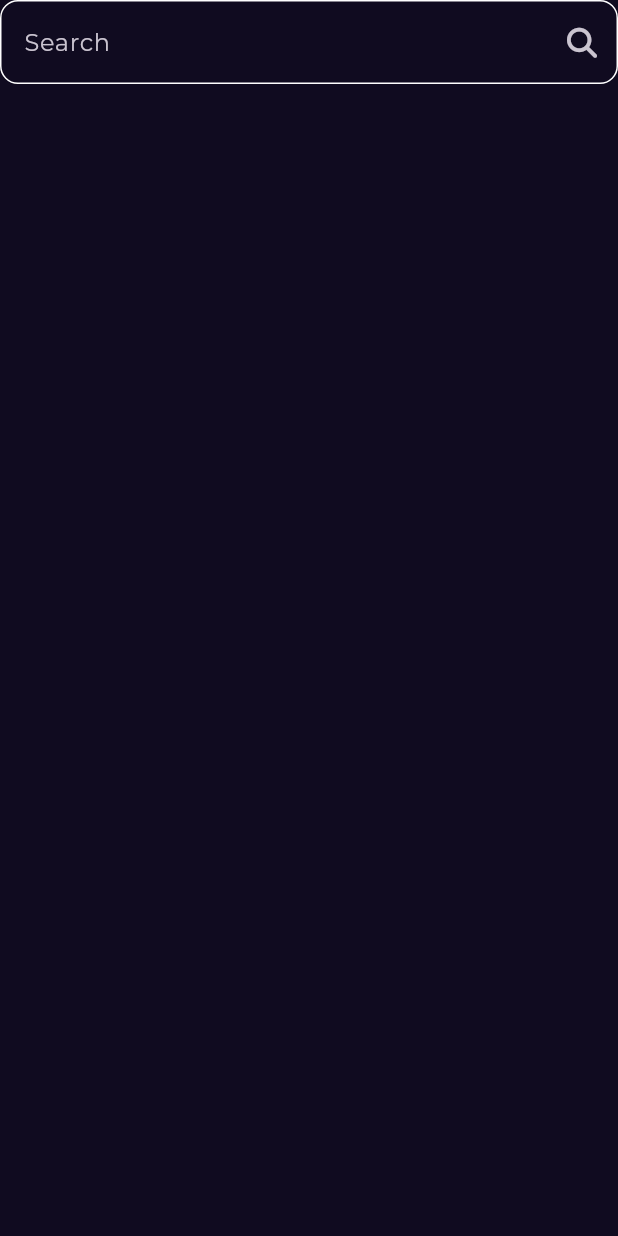
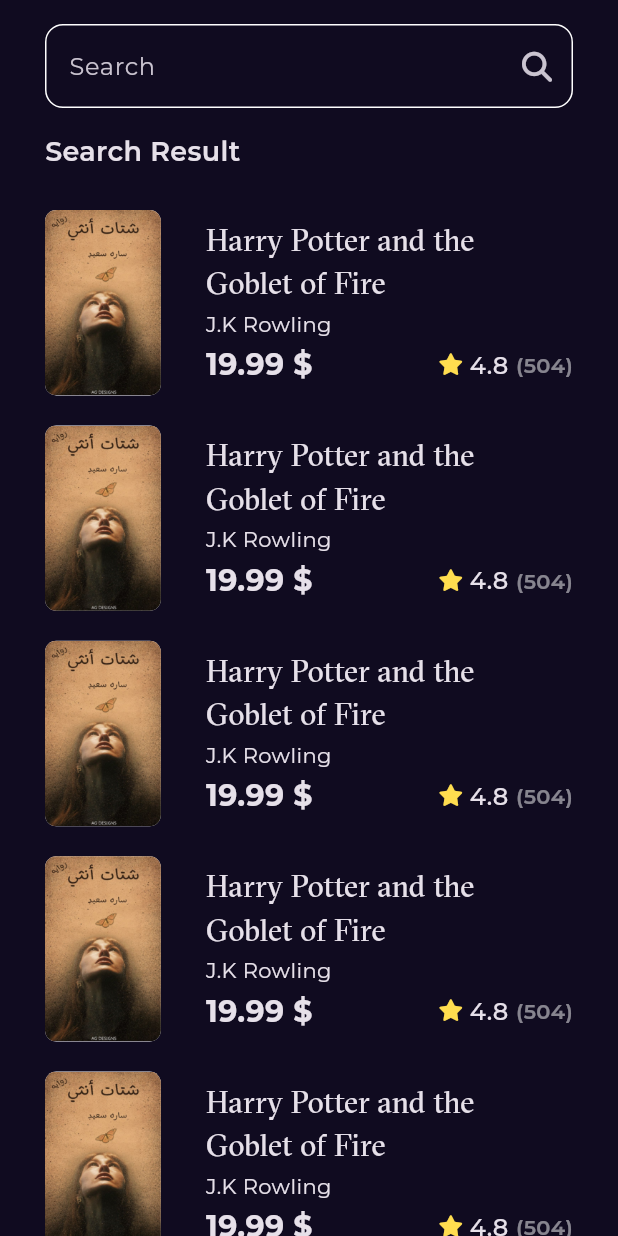
Before and after one commit to AlhasanNO/Bookly, a Flutter app: the SearchView screen opened by its route, on a phone screen of 412 x 824 dp. Run offline on Flutter 3.47's test engine with Material 3 defaults, Android fonts, the phone set to English and light mode, and no system bars; our stand-ins replace font_awesome_flutter, go_router, google_fonts.

Commit message:
Search view done

```diff
--- a/lib/features/home/presentation/views/widgets/best_seller_list_view.dart
+++ b/lib/features/home/presentation/views/widgets/best_seller_list_view.dart
@@ -11,7 +11,7 @@
       physics: const NeverScrollableScrollPhysics(),
       padding: const EdgeInsets.symmetric(horizontal: 30.0),
       itemBuilder: (context, index) {
-        return const BestSellerListViewItem();
+        return const BookListViewItem();
       },
     );
   }
--- a/lib/features/home/presentation/views/widgets/best_seller_list_view_item.dart
+++ b/lib/features/home/presentation/views/widgets/best_seller_list_view_item.dart
@@ -8,8 +8,8 @@
 import 'package:bookly_app/core/utils/styles.dart';
 import 'package:bookly_app/constants.dart';
 
-class BestSellerListViewItem extends StatelessWidget {
-  const BestSellerListViewItem({super.key});
+class BookListViewItem extends StatelessWidget {
+  const BookListViewItem({super.key});
 
   @override
   Widget build(BuildContext context) {
--- /dev/null
+++ b/lib/features/search/presentation/view/widgets/search_result_list_view.dart
@@ -0,0 +1,19 @@
+import 'package:flutter/material.dart';
+
+import 'package:bookly_app/features/home/presentation/views/widgets/best_seller_list_view_item.dart';
+
+class SearchResultListView extends StatelessWidget {
+  const SearchResultListView({super.key});
+
+  @override
+  Widget build(BuildContext context) {
+    return Expanded(
+      child: ListView.builder(
+        padding: EdgeInsets.zero,
+        itemBuilder: (context, index) {
+          return const BookListViewItem();
+        },
+      ),
+    );
+  }
+}
--- a/lib/features/search/presentation/view/widgets/search_view_body.dart
+++ b/lib/features/search/presentation/view/widgets/search_view_body.dart
@@ -1,11 +1,30 @@
+import 'package:flutter/material.dart';
+
 import 'package:bookly_app/features/search/presentation/view/widgets/custom_search_text_field.dart';
-import 'package:flutter/material.dart';
+import 'package:bookly_app/features/search/presentation/view/widgets/search_result_list_view.dart';
+import 'package:bookly_app/core/utils/styles.dart';
 
 class SearchViewBody extends StatelessWidget {
   const SearchViewBody({super.key});
 
   @override
   Widget build(BuildContext context) {
-    return const SafeArea(child: Column(children: [CustomSearchTextField()]));
+    return const SafeArea(
+      child: Padding(
+        padding: EdgeInsets.symmetric(horizontal: 30.0),
+        child: Column(
+          crossAxisAlignment: CrossAxisAlignment.start,
+          children: [
+            Padding(
+              padding: EdgeInsets.symmetric(vertical: 16.0),
+              child: CustomSearchTextField(),
+            ),
+            Text('Search Result', style: Styles.textStyle18),
+            SizedBox(height: 16.0),
+            SearchResultListView(),
+          ],
+        ),
+      ),
+    );
   }
 }
```
